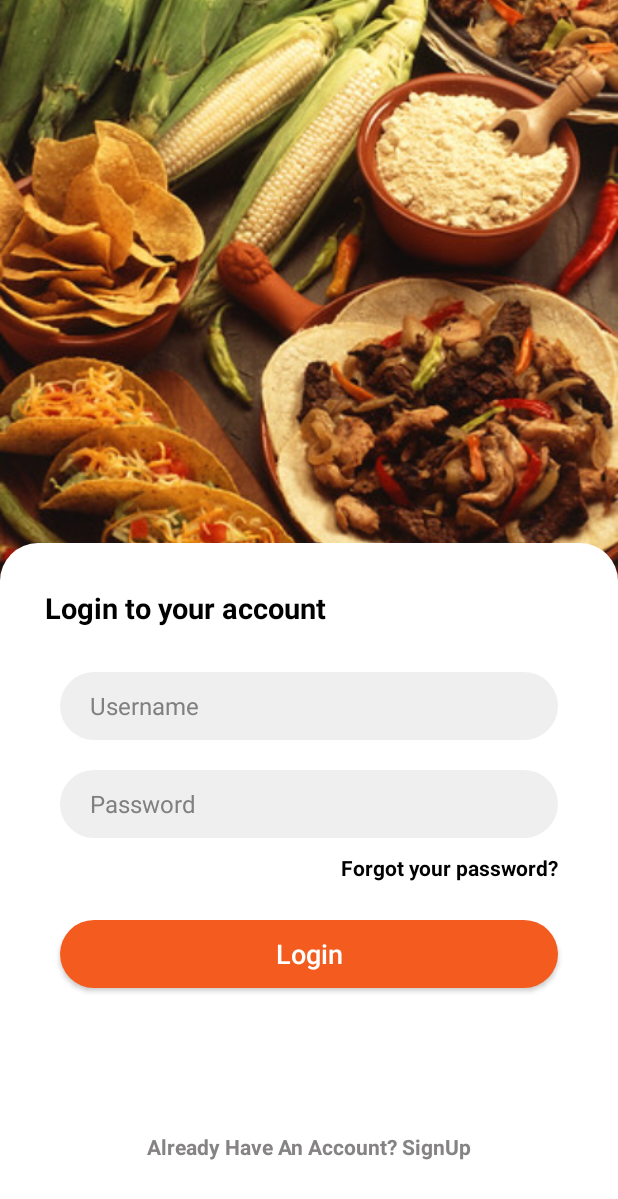
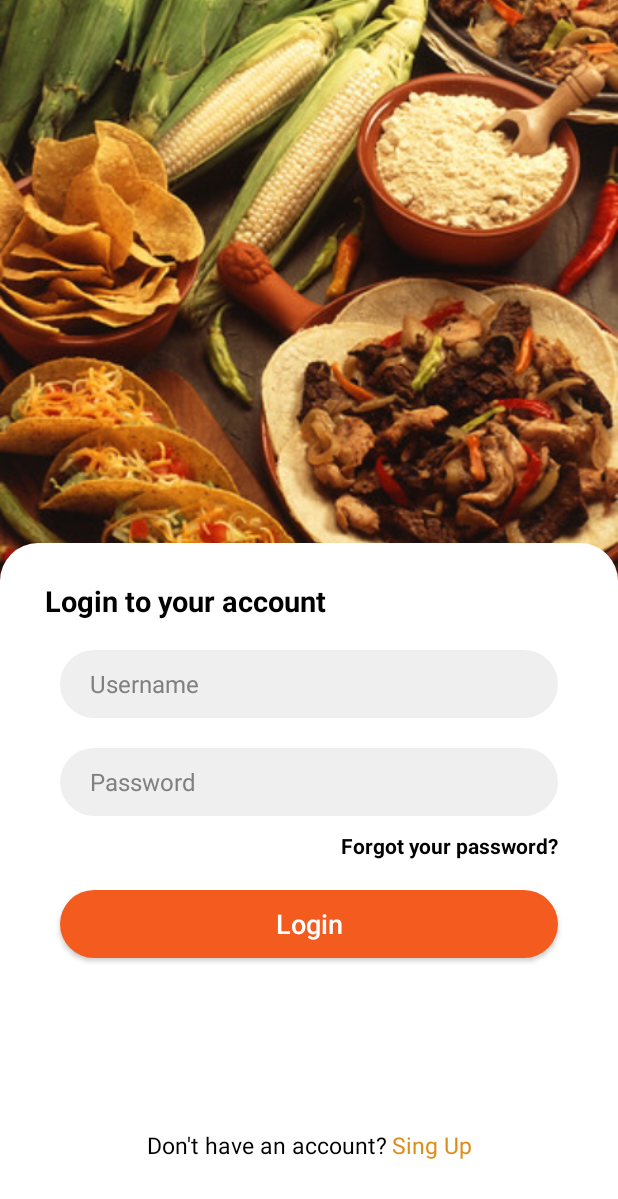
Before and after one commit to kalindus89/Food-Order-App-Staff, an Android app: the SignInActivity screen opened directly, with no data from a screen before it, on a phone screen of 412 x 824 dp. Shown: the top 1199 px of the screen. Run offline under Robolectric (Android 15) with nearby library versions, the phone set to English and light mode, and no system bars; our stand-ins replace Firebase (no records; nobody signed in at launch, a user with empty details on screens opened directly).

Commit message:
Food-Order-App-Staff upload

```diff
--- /dev/null
+++ b/app/src/main/res/drawable/item_gradient_color.xml
@@ -0,0 +1,8 @@
+<?xml version="1.0" encoding="utf-8"?>
+<shape xmlns:android="http://schemas.android.com/apk/res/android"
+    android:shape="rectangle">
+    <gradient
+        android:startColor="#3981CD81"
+        android:endColor="#FFFFFF"
+        android:angle="180" />
+</shape>
--- a/app/src/main/res/drawable/item_gradient_color2.xml
+++ b/app/src/main/res/drawable/item_gradient_color2.xml
@@ -2,7 +2,7 @@
 <shape xmlns:android="http://schemas.android.com/apk/res/android"
     android:shape="rectangle">
     <gradient
-        android:startColor="#F3F0D4"
+        android:startColor="#39B6B5B5"
         android:endColor="#FFFFFF"
         android:angle="180" />
 </shape>
--- a/app/src/main/res/layout/activity_sing_in.xml
+++ b/app/src/main/res/layout/activity_sing_in.xml
@@ -33,7 +33,7 @@
             android:layout_height="wrap_content"
             android:layout_gravity="clip_horizontal"
             android:layout_marginLeft="30dp"
-            android:layout_marginTop="30dp"
+            android:layout_marginTop="25dp"
             android:gravity="left"
             android:text="Login to your account"
             android:textColor="#000000"
@@ -45,7 +45,7 @@
             android:layout_width="match_parent"
             android:layout_height="45dp"
             android:layout_marginStart="40dp"
-            android:layout_marginTop="30dp"
+            android:layout_marginTop="20dp"
             android:layout_marginEnd="40dp"
             android:background="@drawable/edittext_background2"
             android:hint="Username"
@@ -89,7 +89,7 @@
             android:layout_width="match_parent"
             android:layout_height="45dp"
             android:layout_marginStart="40dp"
-            android:layout_marginTop="25dp"
+            android:layout_marginTop="20dp"
             android:layout_marginEnd="40dp"
             android:background="@drawable/login_btn_background4"
             android:text="Login"
@@ -99,23 +99,41 @@
 
         <ProgressBar
             android:id="@+id/progressBar"
-            android:layout_width="50dp"
-            android:layout_height="50dp"
+            android:layout_width="wrap_content"
+            android:layout_height="wrap_content"
             android:layout_centerHorizontal="true"
             android:layout_centerVertical="true"
+            android:layout_marginTop="15dp"
             android:layout_gravity="center"
-            android:layout_marginTop="20dp"
-            android:visibility="gone" />
+            android:visibility="invisible" />
 
-        <TextView
-            android:id="@+id/go_to_sign_up"
+        <LinearLayout
+            android:id="@+id/goToSingUp"
             android:layout_width="match_parent"
             android:layout_height="match_parent"
-            android:layout_marginTop="10dp"
-            android:gravity="bottom|center"
-            android:textStyle="bold"
-            android:text="Already Have An Account? SignUp"
-            android:textColor="#858383" />
+            android:gravity="center|bottom"
+            android:layout_alignParentBottom="true"
+            android:orientation="horizontal">
+
+            <TextView
+                android:layout_width="wrap_content"
+                android:layout_height="wrap_content"
+                android:focusable="false"
+                android:gravity="center"
+                android:textColor="@color/black"
+                android:text="Don't have an account?"
+                android:textSize="15sp" />
+
+            <TextView
+                android:layout_width="wrap_content"
+                android:layout_height="wrap_content"
+                android:elevation="20dp"
+                android:focusable="false"
+                android:gravity="center"
+                android:text=" Sing Up"
+                android:textColor="#DD8D17"
+                android:textSize="15sp" />
+        </LinearLayout>
     </LinearLayout>
 
 
```
